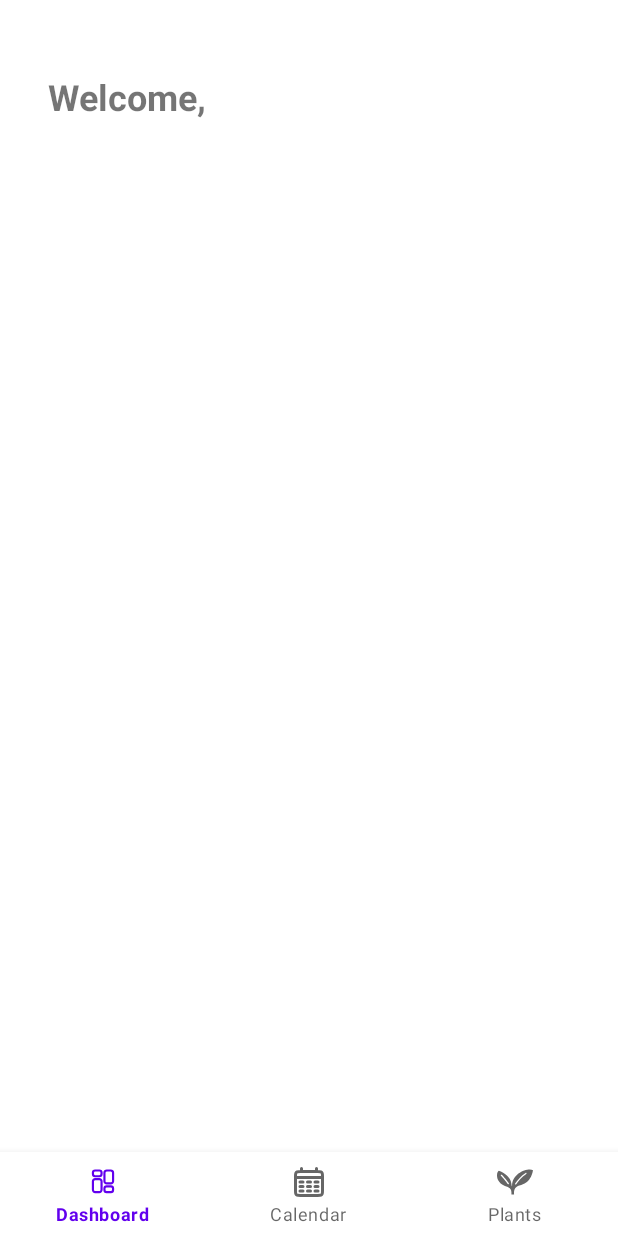
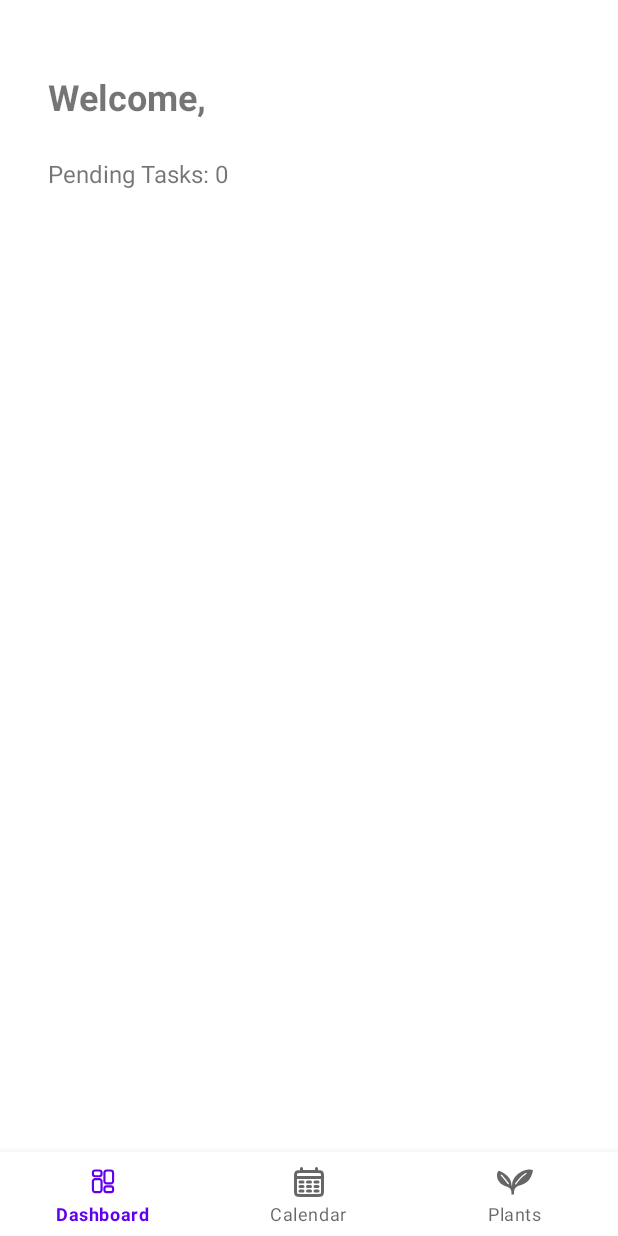
Before and after one commit to arhanikram/BloomBotanica, an Android app: the DashboardFragment screen opened directly, with no data from a screen before it, on a phone screen of 412 x 824 dp. Run offline under Robolectric (Android 15) with nearby library versions, the phone set to English and light mode, and no system bars; our stand-ins replace Room's generated code; 1 statement that could not run was skipped.

Commit message:
added rough task and plant management features to dashboard

```diff
--- /dev/null
+++ b/app/src/main/java/com/example/bloombotanica/database/TaskDao.java
@@ -0,0 +1,31 @@
+package com.example.bloombotanica.database;
+
+import androidx.room.Dao;
+import androidx.room.Insert;
+import androidx.room.OnConflictStrategy;
+import androidx.room.Query;
+
+import com.example.bloombotanica.models.Task;
+
+import java.util.Date;
+import java.util.List;
+
+@Dao
+public interface TaskDao {
+
+    @Insert()
+    void insert(Task task);
+
+    @Query("SELECT * FROM tasks WHERE dueDate BETWEEN :startOfDay AND :endOfDay AND isCompleted = 0")
+    List<Task> getTasksForDate(Date startOfDay, Date endOfDay);
+
+    @Query("SELECT * FROM tasks WHERE isCompleted = 0")
+    List<Task> getIncompleteTasks();
+
+    @Query("UPDATE tasks SET isCompleted = 1 WHERE id = :taskId")
+    void markTaskAsCompleted(int taskId);
+
+    @Query("DELETE FROM tasks WHERE userPlantId NOT IN (SELECT id FROM user_plants)")
+    void removeTasksForDeletedPlants();
+
+}
--- a/app/src/main/java/com/example/bloombotanica/database/UserPlantDao.java
+++ b/app/src/main/java/com/example/bloombotanica/database/UserPlantDao.java
@@ -25,6 +25,9 @@ public interface UserPlantDao {
     @Query("SELECT * FROM user_plants WHERE id = :id")
     UserPlant getUserPlantById(int id);
 
+    @Query("SELECT * FROM user_plants WHERE nickname = :nickname")
+    UserPlant getUserPlantByNickname(String nickname);
+
     @Query("SELECT * FROM user_plants")
     List<UserPlant> getAllUserPlants();
 
--- a/app/src/main/java/com/example/bloombotanica/database/UserPlantDatabase.java
+++ b/app/src/main/java/com/example/bloombotanica/database/UserPlantDatabase.java
@@ -7,16 +7,18 @@ import androidx.room.Room;
 import androidx.room.RoomDatabase;
 import androidx.room.TypeConverters;
 
+import com.example.bloombotanica.models.Task;
 import com.example.bloombotanica.utils.Converters;
 import com.example.bloombotanica.models.UserPlant;
 
-@Database(entities = {UserPlant.class}, version = 1, exportSchema = false)
+@Database(entities = {UserPlant.class, Task.class}, version = 1, exportSchema = false)
 @TypeConverters({Converters.class})
 public abstract class UserPlantDatabase extends RoomDatabase {
 
     private static UserPlantDatabase instance;
 
     public abstract UserPlantDao userPlantDao();
+    public abstract TaskDao taskDao();
 
     public static synchronized UserPlantDatabase getInstance(Context context) {
         if (instance == null) {
--- a/app/src/main/java/com/example/bloombotanica/dialogs/DeletePlantDialog.java
+++ b/app/src/main/java/com/example/bloombotanica/dialogs/DeletePlantDialog.java
@@ -9,11 +9,16 @@ import com.example.bloombotanica.models.UserPlant;
 
 public class DeletePlantDialog {
 
+    private static UserPlantDatabase userpdb;
+
     public interface DeletePlantListener {
         void onDeleteComplete(int position);
     }
 
     public static void showDeleteConfirmationDialog(Context context, UserPlantDatabase database, UserPlant plantToDelete, int position, DeletePlantListener listener) {
+
+        userpdb = UserPlantDatabase.getInstance(context);
+
         new AlertDialog.Builder(context)
                 .setTitle("Delete Plant")
                 .setMessage("Are you sure you want to delete this plant?")
@@ -28,6 +33,7 @@ public class DeletePlantDialog {
                                 Toast.makeText(context, "Plant deleted", Toast.LENGTH_SHORT).show();
                             });
                         }
+                        userpdb.taskDao().removeTasksForDeletedPlants();
                     }).start();
                 })
                 .setNegativeButton("No", null)
--- a/app/src/main/java/com/example/bloombotanica/ui/DashboardFragment.java
+++ b/app/src/main/java/com/example/bloombotanica/ui/DashboardFragment.java
@@ -1,20 +1,42 @@
 package com.example.bloombotanica.ui;
 
 import static android.content.Context.MODE_PRIVATE;
+
+import static com.example.bloombotanica.utils.DateUtils.getStartAndEndOfDay;
 
 import android.content.SharedPreferences;
 import android.os.Bundle;
 
 import androidx.fragment.app.Fragment;
+import androidx.recyclerview.widget.LinearLayoutManager;
+import androidx.recyclerview.widget.RecyclerView;
 
+import android.util.Log;
+import android.util.Pair;
 import android.view.LayoutInflater;
 import android.view.View;
 import android.view.ViewGroup;
 import android.widget.TextView;
 
 import com.example.bloombotanica.R;
+import com.example.bloombotanica.adapters.TaskAdapter;
+import com.example.bloombotanica.database.TaskDao;
+import com.example.bloombotanica.database.UserPlantDao;
+import com.example.bloombotanica.database.UserPlantDatabase;
+import com.example.bloombotanica.models.Task;
+import com.example.bloombotanica.models.UserPlant;
+
+import java.util.ArrayList;
+import java.util.Date;
+import java.util.List;
 
 public class DashboardFragment extends Fragment {
+
+    private RecyclerView tasksRecyclerView;
+    private TaskAdapter taskAdapter;
+    private TextView welcomeMessage, taskCount;
+    private String welcomeText;
+    private UserPlantDatabase userpdb;
 
     @Override
     public View onCreateView(LayoutInflater inflater, ViewGroup container,
@@ -25,9 +47,98 @@ public class DashboardFragment extends Fragment {
         String userName = sharedPreferences.getString("username", "");
 
         assert container != null;
-        TextView welcomeMessage = view.findViewById(R.id.welcomeMessage);
-        String welcomeText = getString(R.string.welcome_username, userName);
+        welcomeMessage = view.findViewById(R.id.welcomeMessage);
+        taskCount = view.findViewById(R.id.taskCount);
+        tasksRecyclerView = view.findViewById(R.id.tasksRecyclerView);
+        userpdb = UserPlantDatabase.getInstance(requireActivity().getApplicationContext());
+
+        welcomeText = getString(R.string.welcome_username, userName);
         welcomeMessage.setText(welcomeText);
+
+        tasksRecyclerView.setLayoutManager(new LinearLayoutManager(getContext()));
+        tasksRecyclerView.setAdapter(taskAdapter);
+
+//        loadTasks();
+
         return view;
     }
+
+    @Override
+    public void onResume() {
+        super.onResume();
+        loadTasks();
+        new Thread(() -> {
+            List<UserPlant> allPlants = userpdb.userPlantDao().getAllUserPlants();
+            for (UserPlant plant : allPlants) {
+                Log.d("ALLPLANTS", "Plant ID: " + plant.getId() + ", Nickname: " + plant.getNickname());
+            }
+        }).start();
+    }
+
+
+    private void loadTasks() {
+        new Thread(() -> {
+            TaskDao taskDao = UserPlantDatabase.getInstance(getContext()).taskDao();
+            UserPlantDao userPlantDao = UserPlantDatabase.getInstance(getContext()).userPlantDao();
+            Pair<Date, Date> dayRange = getStartAndEndOfDay(new Date());
+
+//            currently showing all pending tasks instead of todays tasks for testing purposes
+
+//            List<Task> todayTasks = taskDao.getTasksForDate(dayRange.first, dayRange.second); //todays tasks
+            List<Task> todayTasks = taskDao.getIncompleteTasks(); //show all pending tasks (for testing)
+            List<Task> allTasks = taskDao.getIncompleteTasks();
+
+            // Remove tasks for deleted plants
+            taskDao.removeTasksForDeletedPlants();
+
+            Log.d("DashboardFragment", "Loaded tasks: " + todayTasks);
+            //log all tasks
+            for (Task task : allTasks) {
+                Log.d("DashboardFragment", "All tasks: " + task.toString());
+            }
+
+            if (todayTasks == null) {
+                todayTasks = new ArrayList<>();
+            }
+
+            List<Task> finalTodayTasks = todayTasks;
+
+            allTasks.sort((task1, task2) -> {
+                if (task1.isOverdue() && !task2.isOverdue()) {
+                    return -1;
+                } else if (!task1.isOverdue() && task2.isOverdue()) {
+                    return 1;
+                } else {
+                    return task1.getDueDate().compareTo(task2.getDueDate());
+                }
+            });
+
+            if (isAdded()) {
+                requireActivity().runOnUiThread(() -> {
+                    taskAdapter = new TaskAdapter(allTasks, this::markTaskAsCompleted, userPlantDao);
+                    tasksRecyclerView.setAdapter(taskAdapter);
+
+                    if (finalTodayTasks.isEmpty()) {
+                        tasksRecyclerView.setVisibility(View.GONE);
+                        taskCount.setText(getString(R.string.task_count, 0));
+                    } else {
+                        tasksRecyclerView.setVisibility(View.VISIBLE);
+                        taskCount.setText(getString(R.string.task_count, finalTodayTasks.size()));
+                    }
+                });
+            }
+        }).start();
+    }
+
+
+
+
+
+
+    private void markTaskAsCompleted(Task task) {
+        new Thread(() -> {
+            UserPlantDatabase.getInstance(getContext()).taskDao().markTaskAsCompleted(task.getId());
+            loadTasks(); // Refresh the task list
+        }).start();
+    }
 }
--- /dev/null
+++ b/app/src/main/java/com/example/bloombotanica/utils/DateUtils.java
@@ -0,0 +1,29 @@
+package com.example.bloombotanica.utils;
+
+import android.util.Pair;
+
+import java.util.Calendar;
+import java.util.Date;
+
+public class DateUtils {
+    public static Pair<Date, Date> getStartAndEndOfDay(Date date) {
+        Calendar calendar = Calendar.getInstance();
+        calendar.setTime(date);
+
+        // Start of the day
+        calendar.set(Calendar.HOUR_OF_DAY, 0);
+        calendar.set(Calendar.MINUTE, 0);
+        calendar.set(Calendar.SECOND, 0);
+        calendar.set(Calendar.MILLISECOND, 0);
+        Date startOfDay = calendar.getTime();
+
+        // End of the day
+        calendar.set(Calendar.HOUR_OF_DAY, 23);
+        calendar.set(Calendar.MINUTE, 59);
+        calendar.set(Calendar.SECOND, 59);
+        calendar.set(Calendar.MILLISECOND, 999);
+        Date endOfDay = calendar.getTime();
+
+        return new Pair<>(startOfDay, endOfDay);
+    }
+}
--- /dev/null
+++ b/app/src/main/res/drawable/baseline_check_24.xml
@@ -0,0 +1,5 @@
+<vector xmlns:android="http://schemas.android.com/apk/res/android" android:height="24dp" android:tint="#000000" android:viewportHeight="24" android:viewportWidth="24" android:width="24dp">
+
+    <path android:fillColor="@android:color/white" android:pathData="M9,16.17L4.83,12l-1.42,1.41L9,19 21,7l-1.41,-1.41z"/>
+
+</vector>
--- a/app/src/main/res/layout/fragment_dashboard.xml
+++ b/app/src/main/res/layout/fragment_dashboard.xml
@@ -18,11 +18,18 @@
         android:textStyle="bold"
         android:paddingBottom="16dp" />
 
+    <TextView
+        android:id="@+id/taskCount"
+        android:layout_width="match_parent"
+        android:layout_height="wrap_content"
+        android:text="Tasks: %1$d"
+        android:layout_marginTop="8dp"
+        android:textSize="16sp" />
+
     <androidx.recyclerview.widget.RecyclerView
-        android:id="@+id/plantCareToDoList"
+        android:id="@+id/tasksRecyclerView"
         android:layout_width="match_parent"
-        android:layout_height="0dp"
-        android:layout_weight="1"
-        android:padding="16dp" />
+        android:layout_height="wrap_content"
+        android:layout_marginTop="16dp" />
 
 </LinearLayout>
--- a/app/src/main/res/values/colors.xml
+++ b/app/src/main/res/values/colors.xml
@@ -8,4 +8,6 @@
     <color name="black">#FF000000</color>
     <color name="white">#FFFFFFFF</color>
     <color name="dim_overlay">#80000000</color>
+    <color name="gray">#FF888888</color>
+    <color name="red_tint">#FF0000</color>
 </resources>
--- a/app/src/main/res/values/strings.xml
+++ b/app/src/main/res/values/strings.xml
@@ -18,4 +18,8 @@
     <string name="delete_user_plant">Delete plant</string>
     <string name="plant_scientific_name_hint">What kind of plant is it?</string>
     <string name="add_plant_title">Add plant</string>
+    <string name="mark_as_done">Mark as Done</string>
+    <string name="task_count">Pending Tasks: %1$d</string>
+    <string name="task_icon">Icon for the task type</string>
+    <string name="mark_done">Mark task as done</string>
 </resources>
```
Also changed, not shown: app/src/main/java/com/example/bloombotanica/adapters/TaskAdapter.java (added, +96 -0 lines), app/src/main/java/com/example/bloombotanica/dialogs/AddPlantDialogFragment.java (+15 -1 lines), app/src/main/java/com/example/bloombotanica/models/Task.java (added, +59 -0 lines), app/src/main/res/layout/item_task.xml (added, +73 -0 lines).
